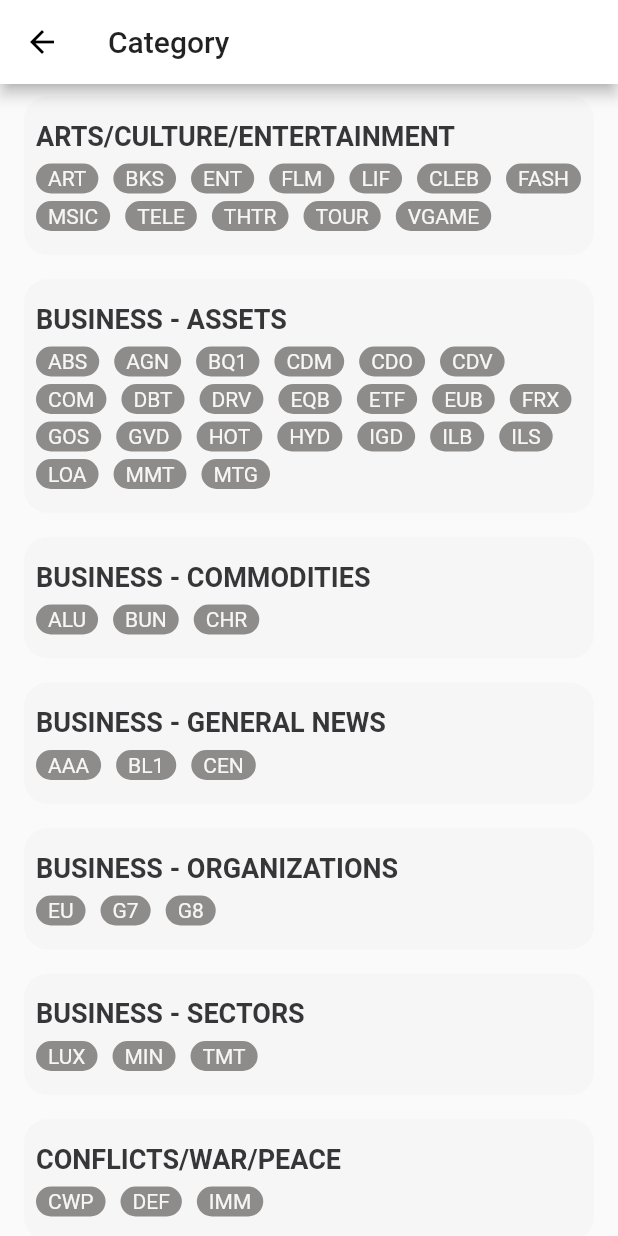
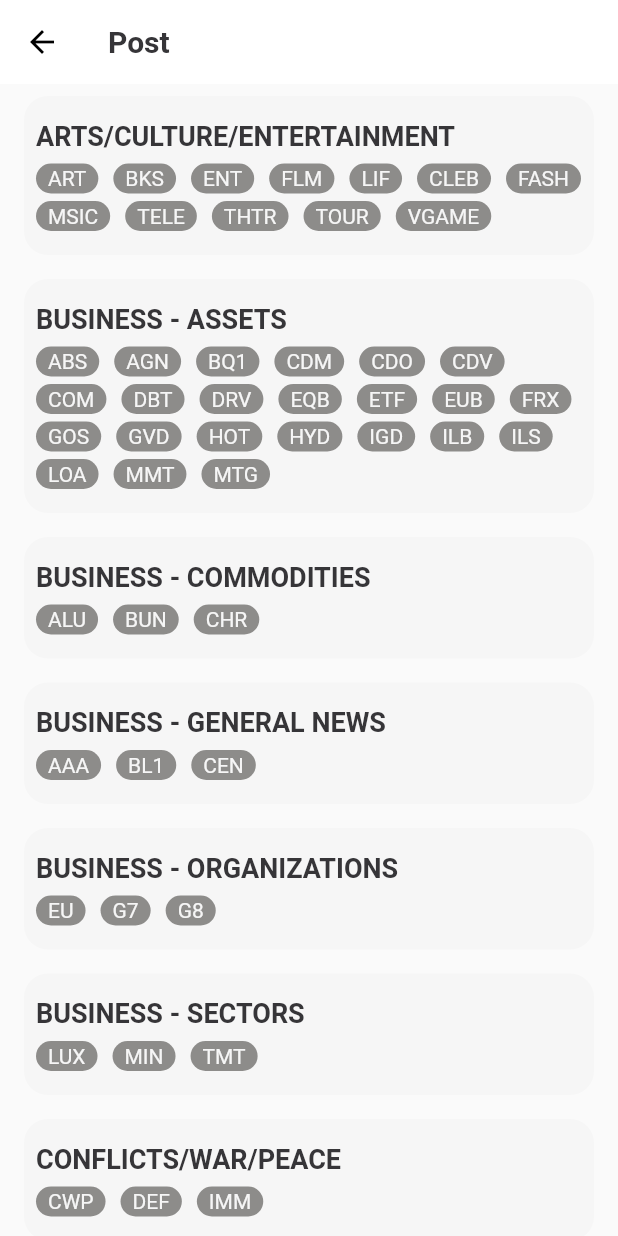
Before and after one commit to haidarzamzam/JsonplaceholderApp, a Flutter app: the CategoryScreen screen opened directly, on a phone screen of 412 x 824 dp. Run offline on Flutter 3.47's test engine with Material 2 defaults, Android fonts, the phone set to English and light mode, and no system bars; our stand-ins replace bloc, dio, equatable, flutter_bloc, fluttertoast, shimmer_animation; network calls fail.

Commit message:
:sparkles: Add detail post

```diff
--- a/lib/screens/menus/category/category_screen.dart
+++ b/lib/screens/menus/category/category_screen.dart
@@ -1,6 +1,8 @@
 import 'package:case_devido/bloc/bloc/bloc.dart';
 import 'package:case_devido/model/category_model.dart';
 import 'package:case_devido/screens/menus/category/widget/item_category.dart';
+import 'package:case_devido/utils/constant.dart';
+import 'package:case_devido/utils/util.dart';
 import 'package:flutter/material.dart';
 import 'package:flutter_bloc/flutter_bloc.dart';
 
@@ -39,7 +41,13 @@
           return Scaffold(
             appBar: AppBar(
               backgroundColor: Colors.white,
-              title: Text("Category"),
+              title: Text(
+                "Post",
+                style: TextStyle(
+                    fontWeight: FontWeight.w700,
+                    color: HexColor(ColorPalette['ColorPrimaryDark'])),
+              ),
+              elevation: 0,
             ),
             body: _isLoading
                 ? Center(
--- a/lib/screens/menus/post/post_screen.dart
+++ b/lib/screens/menus/post/post_screen.dart
@@ -70,6 +70,7 @@
               title: Text(
                 "Post",
                 style: TextStyle(
+                    fontWeight: FontWeight.w700,
                     color: HexColor(ColorPalette['ColorPrimaryDark'])),
               ),
             ),
```
Also changed, not shown: lib/screens/menus/post/detail_post_screen.dart (added, +52 -0 lines), lib/screens/menus/post/widget/item_post.dart (+14 -1 lines).
